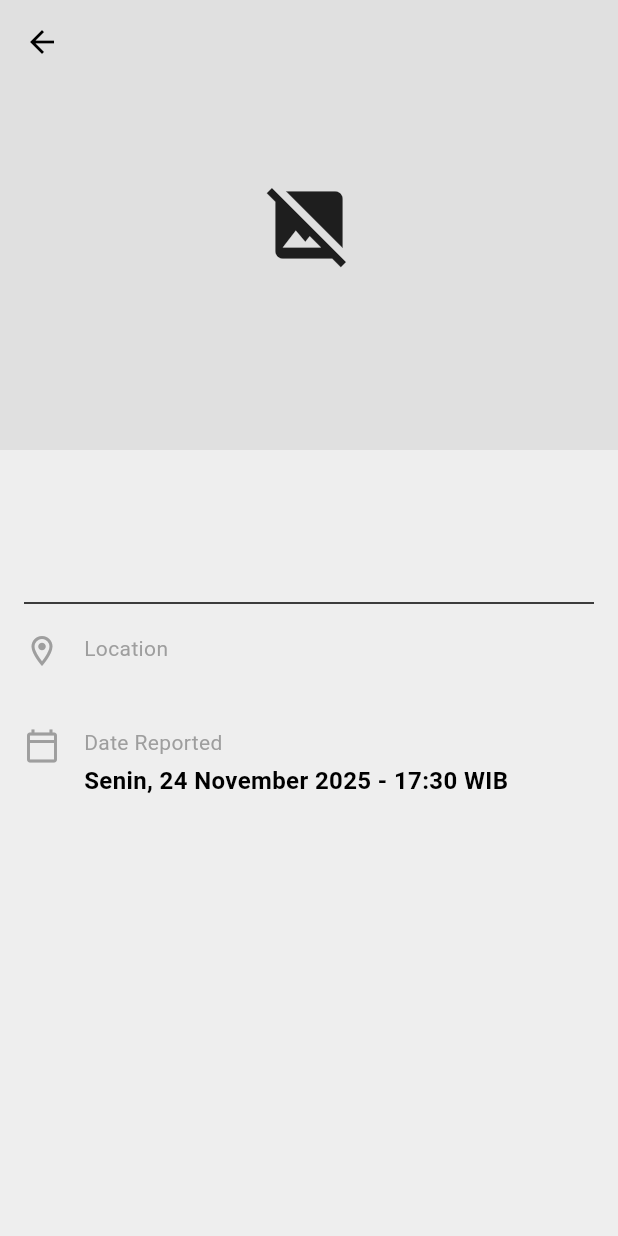
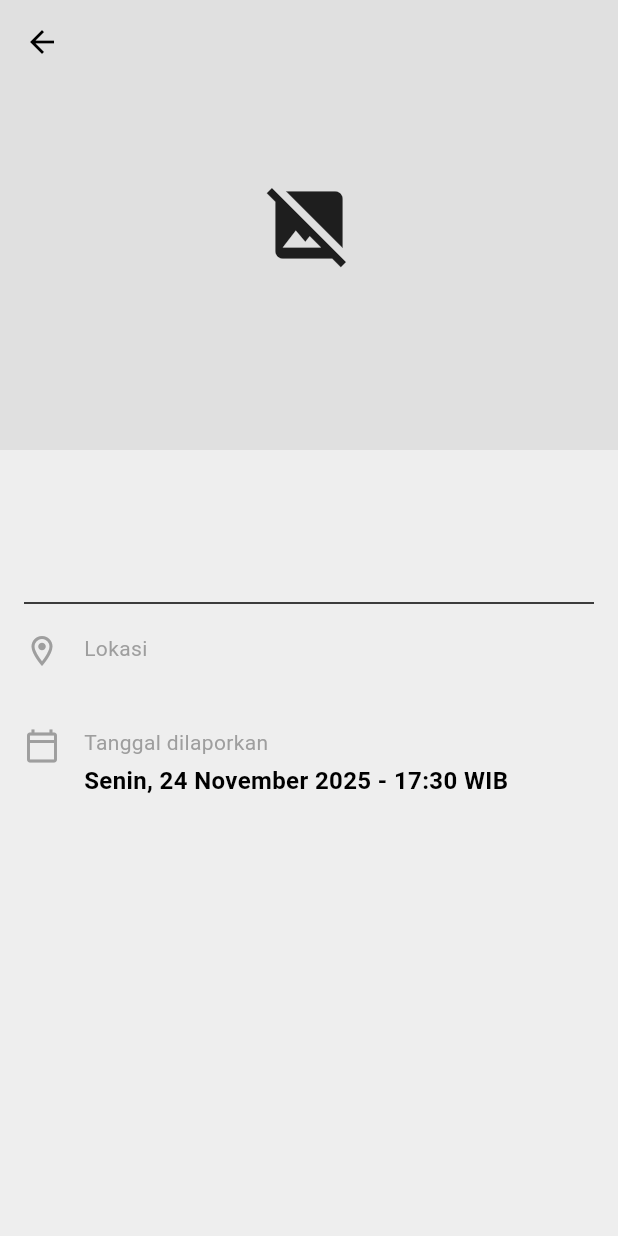
Before and after one commit to MafariT/flutter-lost-and-found, a Flutter app: the ItemDetailPage screen opened directly with empty values, on a phone screen of 412 x 824 dp. Run offline on Flutter 3.47's test engine with Material 3 defaults, Android fonts, the phone set to English and light mode, and no system bars; our stand-ins replace flutter_dotenv, flutter_riverpod, image_picker, supabase_flutter; accounts and stored records are empty; network calls fail; statements that could not run were skipped.

Commit message:
item detail ubah bahasa

```diff
--- a/lib/pages/item_detail_page.dart
+++ b/lib/pages/item_detail_page.dart
@@ -23,7 +23,7 @@ class ItemDetailPage extends ConsumerWidget {
         title: Text(title),
         content: TextFormField(
           controller: messageController,
-          decoration: InputDecoration(labelText: 'Your Message', hintText: hint),
+          decoration: InputDecoration(labelText: 'Pesan claim', hintText: hint),
           maxLines: 3,
           autofocus: true,
         ),
@@ -59,18 +59,18 @@ class ItemDetailPage extends ConsumerWidget {
       if (previous is AsyncLoading && next is AsyncData) {
         ScaffoldMessenger.of(
           context,
-        ).showSnackBar(const SnackBar(content: Text('Action successful!'), backgroundColor: Colors.green));
+        ).showSnackBar(const SnackBar(content: Text('Submit berhasil!'), backgroundColor: Colors.green));
         ref.invalidate(claimStatusProvider(item['id'] as String));
       }
     });
 
     final String itemName = item['item_name'] ?? 'No Name';
-    final String description = item['description'] ?? 'No description available.';
+    final String description = item['description'] ?? 'Tidak terdeskripsi';
     final String? imageUrl = item['image_url'];
-    final String location = item['location'] ?? 'Location not specified';
+    final String location = item['location'] ?? 'Lokasi tidak spesifik';
     final String createdAt = item['created_at'] ?? '';
 
-    String formattedDate = 'Date not available';
+    String formattedDate = 'Waktu tidak diketahui';
     if (createdAt.isNotEmpty) {
       initializeDateFormatting('id', null);
       final parsedDate = DateTime.parse(createdAt).toUtc().add(const Duration(hours: 7)); // UTC+7
@@ -102,9 +102,9 @@ class ItemDetailPage extends ConsumerWidget {
                   const SizedBox(height: 8),
                   Text(description, style: const TextStyle(fontSize: 16, height: 1.5)),
                   const Divider(height: 40),
-                  _buildDetailRow(context, Icons.location_on_outlined, 'Location', location),
+                  _buildDetailRow(context, Icons.location_on_outlined, 'Lokasi', location),
                   const SizedBox(height: 16),
-                  _buildDetailRow(context, Icons.calendar_today_outlined, 'Date Reported', formattedDate),
+                  _buildDetailRow(context, Icons.calendar_today_outlined, 'Tanggal dilaporkan', formattedDate),
                   const SizedBox(height: 40),
                 ],
               ),
@@ -124,12 +124,12 @@ class ItemDetailPage extends ConsumerWidget {
                     case 'can_claim':
                       return _buildActionButton(
                         context: context,
-                        text: 'Claim Item',
+                        text: 'Claim Barang',
                         onPressed: () => _showDialog(
                           context,
                           ref,
-                          title: 'Claim This Item',
-                          hint: 'e.g., "My wallet has a red sticker inside."',
+                          title: 'Claim barang ini',
+                          hint: 'Misalnya: "Izin Claim pak saya kehilangan dompet merah di FST gedung B"',
                           onSubmit: (message) => claimsController.submitClaim(
                             itemId: item['id'],
                             finderId: item['user_id'],
@@ -142,12 +142,12 @@ class ItemDetailPage extends ConsumerWidget {
                     case 'can_contact':
                       return _buildActionButton(
                         context: context,
-                        text: 'I Found This!',
+                        text: 'Laporkan Temuan!',
                         onPressed: () => _showDialog(
                           context,
                           ref,
-                          title: 'I Found This Item!',
-                          hint: 'e.g., "I think I found your wallet, contact me at..."',
+                          title: 'Saya temukan barang ini!',
+                          hint: 'Misalnya: "Aku dapat ini di depan parkiran, PC Wa aku  08234....."',
                           onSubmit: (message) => claimsController.submitContact(
                             itemId: item['id'],
                             ownerId: item['user_id'],
@@ -156,7 +156,9 @@ class ItemDetailPage extends ConsumerWidget {
                         ),
                       );
                     case 'contacted':
-                      return _buildDisabledButton(text: 'Owner Notified', icon: Icons.check_circle);
+                      return _buildDisabledButton(text: 'Pemilik telah diberitahu', icon: Icons.check_circle);
+                    case 'rejected':
+                      return _buildDisabledButton(text: 'Claim anda ditolak', icon: Icons.cancel_outlined);
                     default:
                       return const SizedBox.shrink();
                   }
```
